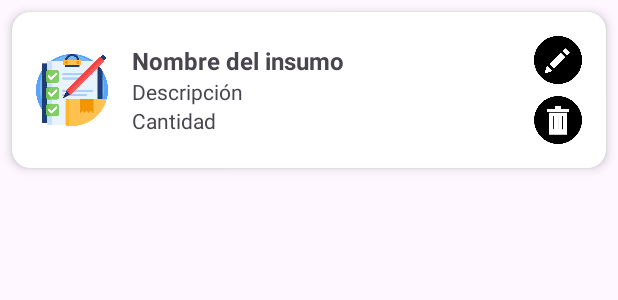
After one commit to JoffreArriag/ProyectoDAM, an Android app: the layout item_insumo.xml on its own in the app's theme, with its tools: preview values and no code run, on a phone screen of 412 x 824 dp. The commit adds this screen. Shown: the top 300 px of the screen. Run offline under Robolectric (Android 15) with nearby library versions, the phone set to English and light mode, and no system bars.

Commit message:
cambios nuevos

```diff
--- a/app/src/main/AndroidManifest.xml
+++ b/app/src/main/AndroidManifest.xml
@@ -14,7 +14,7 @@
 
         <activity android:name=".MercadoVentas" android:exported="false" />
         <activity android:name=".TareaRiegoFertilizacion" android:exported="false" />
-        <activity android:name=".InventarioAgricola" android:exported="false" />
+        <activity android:name=".InventarioActivity" android:exported="false" />
         <activity android:name=".Agricultores" android:exported="false" />
         <activity android:name=".RegistroActivity" android:exported="false" />
         <activity android:name=".HomeActivity" android:exported="false" />
--- a/app/src/main/java/com/example/login/HomeActivity.java
+++ b/app/src/main/java/com/example/login/HomeActivity.java
@@ -77,7 +77,7 @@ public class HomeActivity extends AppCompatActivity {
         });
 
         cardInventario.setOnClickListener(v -> {
-            Intent intent = new Intent(HomeActivity.this, InventarioAgricola.class);
+            Intent intent = new Intent(HomeActivity.this, InventarioActivity.class);
             startActivity(intent);
         });
 
--- /dev/null
+++ b/app/src/main/res/layout/item_insumo.xml
@@ -0,0 +1,72 @@
+<androidx.cardview.widget.CardView xmlns:android="http://schemas.android.com/apk/res/android"
+    xmlns:app="http://schemas.android.com/apk/res-auto"
+    android:layout_margin="8dp"
+    android:layout_width="match_parent"
+    android:layout_height="wrap_content"
+    app:cardElevation="4dp"
+    app:cardCornerRadius="12dp">
+
+    <LinearLayout
+        android:padding="16dp"
+        android:orientation="horizontal"
+        android:layout_width="match_parent"
+        android:layout_height="wrap_content"
+        android:gravity="center_vertical">
+
+        <ImageView
+            android:id="@+id/imageInsumo"
+            android:layout_width="48dp"
+            android:layout_height="48dp"
+            android:src="@drawable/ic_inventar"
+            android:layout_marginEnd="16dp" />
+
+        <LinearLayout
+            android:layout_weight="1"
+            android:orientation="vertical"
+            android:layout_width="0dp"
+            android:layout_height="wrap_content">
+
+            <TextView
+                android:id="@+id/textNombre"
+                android:text="@string/textNombre"
+                android:textStyle="bold"
+                android:textSize="16sp"
+                android:layout_width="wrap_content"
+                android:layout_height="wrap_content" />
+
+            <TextView
+                android:id="@+id/textDescripcion"
+                android:text="@string/editDescripcion"
+                android:layout_width="wrap_content"
+                android:layout_height="wrap_content" />
+
+            <TextView
+                android:id="@+id/textCantidad"
+                android:text="@string/editCantidad"
+                android:layout_width="wrap_content"
+                android:layout_height="wrap_content" />
+        </LinearLayout>
+
+        <LinearLayout
+            android:orientation="vertical"
+            android:layout_width="wrap_content"
+            android:layout_height="wrap_content"
+            android:gravity="center_vertical">
+
+            <ImageView
+                android:id="@+id/btnEditar"
+                android:layout_width="32dp"
+                android:layout_height="32dp"
+                android:src="@drawable/ic_edit"
+                android:contentDescription="@string/btnEdit"
+                android:layout_marginBottom="8dp" />
+
+            <ImageView
+                android:id="@+id/btnEliminar"
+                android:layout_width="32dp"
+                android:layout_height="32dp"
+                android:src="@drawable/ic_delete"
+                android:contentDescription="@string/btnDelete" />
+        </LinearLayout>
+    </LinearLayout>
+</androidx.cardview.widget.CardView>
--- a/app/src/main/res/values/strings.xml
+++ b/app/src/main/res/values/strings.xml
@@ -90,8 +90,13 @@
     <string name="btnDelete">Eliminar</string>
     <string name="btnEdit">Editar</string>
 
-
-
+    <!-- Pantalla Inventario Agricola -->
+    <string name="editCantidad">Cantidad</string>
+    <string name="editDescripcion">Descripción</string>
+    <string name="textNombre">Nombre del insumo</string>
+    <string name="btnAgregarInsumo">Agregar Insumo</string>
+    <string name="recyclerInsumos">Lista de insumos agrícolas</string>
+    <string name="titleInventario">Inventario Agrícola</string>
 
     <!-- Arrays -->
     <string-array name="generos_array">
```
Also changed, not shown: app/src/main/java/com/example/login/AgregarInsumoDialog.java (added, +92 -0 lines), app/src/main/java/com/example/login/InsumoAdapter.java (added, +86 -0 lines), app/src/main/java/com/example/login/InsumoAgricola.java (added, +22 -0 lines), app/src/main/java/com/example/login/InventarioActivity.java (added, +77 -0 lines), app/src/main/java/com/example/login/InventarioAgricola.java (deleted, +0 -24 lines), app/src/main/res/layout/activity_inventario.xml (added, +57 -0 lines), app/src/main/res/layout/activity_inventario_agricola.xml (deleted, +0 -10 lines), app/src/main/res/layout/dialog_agregar_insumo.xml (added, +53 -0 lines), app/src/main/res/drawable/ic_agua.png (added), app/src/main/res/drawable/ic_fertilizante.png (added), app/src/main/res/drawable/ic_inventar.png (added), app/src/main/res/drawable/ic_maquinaria.png (added), app/src/main/res/drawable/ic_pesticida.png (added), app/src/main/res/drawable/ic_semilla.png (added).
